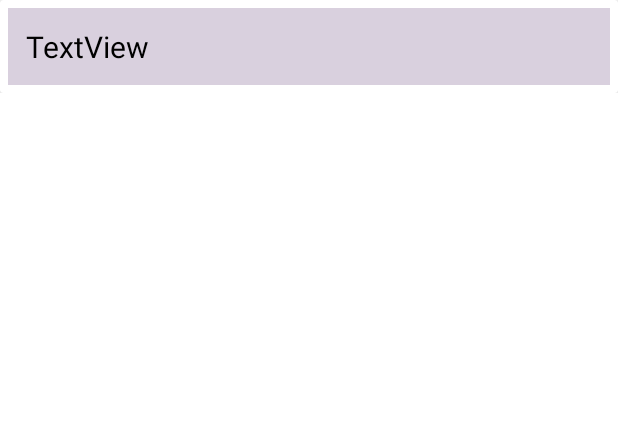
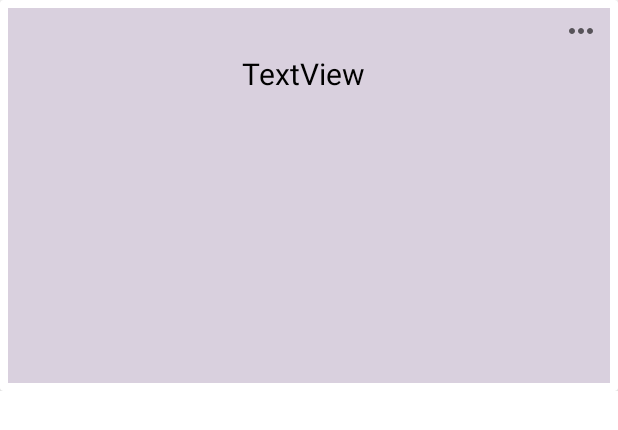
Before and after one commit to Mjgb77/music-score-app, an Android app: the layout music_score_row.xml on its own in the app's theme, with its tools: preview values and no code run, on a phone screen of 412 x 824 dp. Shown: the top 430 px of the screen. Run offline under Robolectric (Android 15) with nearby library versions, the phone set to English and light mode, and no system bars.

Commit message:
Add menu to score item in the list

```diff
--- a/app/src/main/java/com/example/musicscoreapp/MainActivity.kt
+++ b/app/src/main/java/com/example/musicscoreapp/MainActivity.kt
@@ -5,6 +5,7 @@ import android.os.Bundle
 import android.view.Menu
 import android.view.MenuItem
 import androidx.appcompat.app.AppCompatActivity
+import androidx.recyclerview.widget.GridLayoutManager
 import androidx.recyclerview.widget.LinearLayoutManager
 import androidx.recyclerview.widget.RecyclerView
 import com.example.musicscoreapp.service.DetectionClusterInstances
@@ -27,7 +28,7 @@ class MainActivity : AppCompatActivity() {
         musicScoreAdapter = MusicScoreAdapter(this, this)
 
         recyclerView?.adapter = musicScoreAdapter
-        recyclerView?.layoutManager = LinearLayoutManager(this)
+        recyclerView?.layoutManager = GridLayoutManager(this,2)
 
     }
 
--- a/app/src/main/java/com/example/musicscoreapp/service/PictureService.kt
+++ b/app/src/main/java/com/example/musicscoreapp/service/PictureService.kt
@@ -8,6 +8,7 @@ import android.content.Intent
 import android.content.pm.PackageManager
 import android.graphics.Bitmap
 import android.graphics.BitmapFactory
+import android.media.ExifInterface
 import android.net.Uri
 import android.os.Build
 import android.os.Environment
@@ -15,7 +16,6 @@ import android.provider.MediaStore
 import androidx.appcompat.app.AppCompatActivity
 import androidx.core.app.ActivityCompat
 import androidx.core.content.FileProvider
-import androidx.exifinterface.media.ExifInterface
 import androidx.lifecycle.ViewModel
 import com.example.musicscoreapp.utils.ImageUtils
 import kotlinx.coroutines.Dispatchers
--- /dev/null
+++ b/app/src/main/res/drawable/ic_more_horizontal.xml
@@ -0,0 +1,10 @@
+<vector xmlns:android="http://schemas.android.com/apk/res/android"
+    android:width="24dp"
+    android:height="24dp"
+    android:viewportWidth="24"
+    android:viewportHeight="24"
+    android:tint="?attr/colorControlNormal">
+  <path
+      android:fillColor="@android:color/white"
+      android:pathData="M6,10c-1.1,0 -2,0.9 -2,2s0.9,2 2,2 2,-0.9 2,-2 -0.9,-2 -2,-2zM18,10c-1.1,0 -2,0.9 -2,2s0.9,2 2,2 2,-0.9 2,-2 -0.9,-2 -2,-2zM12,10c-1.1,0 -2,0.9 -2,2s0.9,2 2,2 2,-0.9 2,-2 -0.9,-2 -2,-2z"/>
+</vector>
--- a/app/src/main/res/layout/music_score_row.xml
+++ b/app/src/main/res/layout/music_score_row.xml
@@ -1,5 +1,7 @@
 <?xml version="1.0" encoding="utf-8"?>
 <LinearLayout xmlns:android="http://schemas.android.com/apk/res/android"
+    xmlns:app="http://schemas.android.com/apk/res-auto"
+    xmlns:tools="http://schemas.android.com/tools"
     android:orientation="vertical" android:layout_width="match_parent"
     android:layout_height="wrap_content"
     android:id="@+id/mainLayout">
@@ -10,18 +12,31 @@
 
         <androidx.constraintlayout.widget.ConstraintLayout
             android:layout_width="match_parent"
-            android:layout_height="wrap_content"
-            android:padding="12dp"
+            android:layout_height="250dp"
             android:layout_margin="5dp"
-            android:background="#D9D0DE">
+            android:background="#D9D0DE"
+            android:paddingRight="7dp">
+
+            <ImageButton
+                android:id="@+id/btn_score_menu"
+                android:layout_width="0dp"
+                android:layout_height="30dp"
+                android:layout_alignParentEnd="true"
+                android:layout_alignParentRight="true"
+                android:src="@drawable/ic_more_horizontal"
+                app:layout_constraintEnd_toEndOf="parent"
+                app:layout_constraintTop_toTopOf="parent"
+                android:background="?android:attr/actionBarItemBackground"/>
 
             <TextView
                 android:id="@+id/txt_title"
-                android:layout_width="wrap_content"
+                android:layout_width="match_parent"
                 android:layout_height="wrap_content"
                 android:text="TextView"
                 android:textColor="#000"
-                android:textSize="20dp"/>
+                android:textSize="20dp"
+                android:gravity="center"
+                app:layout_constraintTop_toBottomOf="@+id/btn_score_menu" />
 
         </androidx.constraintlayout.widget.ConstraintLayout>
     </androidx.cardview.widget.CardView>
```
Also changed, not shown: app/src/main/java/com/example/musicscoreapp/MusicScoreAdapter.kt (+28 -5 lines), app/src/main/res/menu/details_menu.xml (+15 -0 lines).
